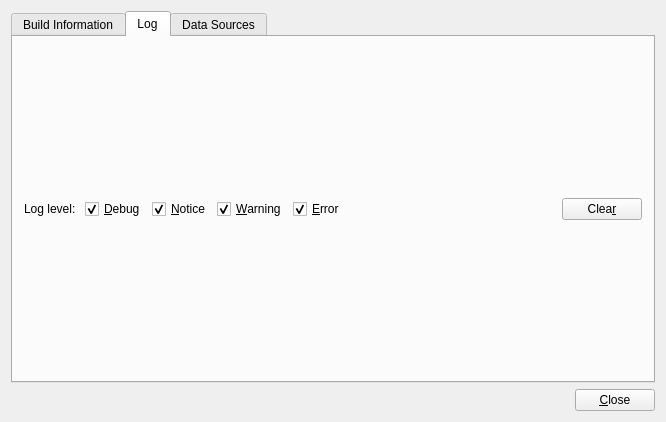
This is src/libkstapp/debugdialog.ui in Kst-plot/kst as Qt 5 draws it before an edit. The edited form follows.
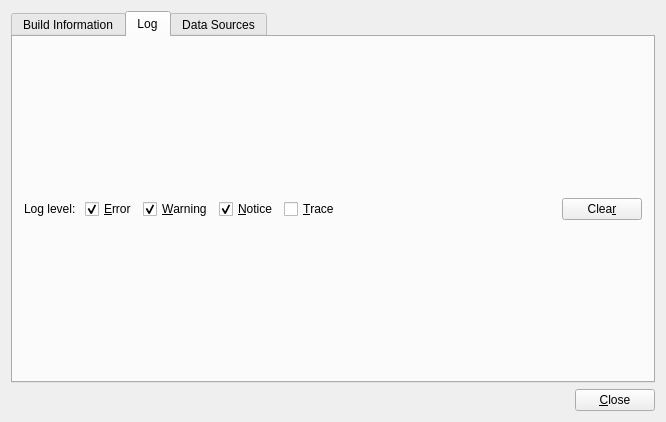
This is the edited form. The open tabs and pages were chosen to show the change.

Commit message: add debug level 'Trace' for detailed logs, disabled by default

Diff of the .ui file:
```diff
--- a/src/libkstapp/debugdialog.ui
+++ b/src/libkstapp/debugdialog.ui
@@ -101,36 +101,6 @@
            </property>
           </widget>
          </item>
-         <item>
-          <widget class="QCheckBox" name="_showDebug">
-           <property name="text">
-            <string>&amp;Debug</string>
-           </property>
-           <property name="checked">
-            <bool>true</bool>
-           </property>
-          </widget>
-         </item>
-         <item>
-          <widget class="QCheckBox" name="_showNotice">
-           <property name="text">
-            <string>&amp;Notice</string>
-           </property>
-           <property name="checked">
-            <bool>true</bool>
-           </property>
-          </widget>
-         </item>
-         <item>
-          <widget class="QCheckBox" name="_showWarning">
-           <property name="text">
-            <string>&amp;Warning</string>
-           </property>
-           <property name="checked">
-            <bool>true</bool>
-           </property>
-          </widget>
-         </item>
          <item>
           <widget class="QCheckBox" name="_showError">
            <property name="text">
@@ -141,6 +111,39 @@
            </property>
           </widget>
          </item>
+         <item>
+          <widget class="QCheckBox" name="_showWarning">
+           <property name="text">
+            <string>&amp;Warning</string>
+           </property>
+           <property name="checked">
+            <bool>true</bool>
+           </property>
+          </widget>
+         </item>
+         <item>
+          <widget class="QCheckBox" name="_showNotice">
+           <property name="text">
+            <string>&amp;Notice</string>
+           </property>
+           <property name="checked">
+            <bool>true</bool>
+           </property>
+          </widget>
+         </item>
+         <item>
+          <widget class="QCheckBox" name="_showTrace">
+           <property name="enabled">
+            <bool>true</bool>
+           </property>
+           <property name="text">
+            <string>&amp;Trace</string>
+           </property>
+           <property name="checked">
+            <bool>false</bool>
+           </property>
+          </widget>
+         </item>
          <item>
           <spacer>
            <property name="orientation">
```
Left out of the diff: 2 changed lines with no effect on the pictures. The commit also changes 6 other files.
